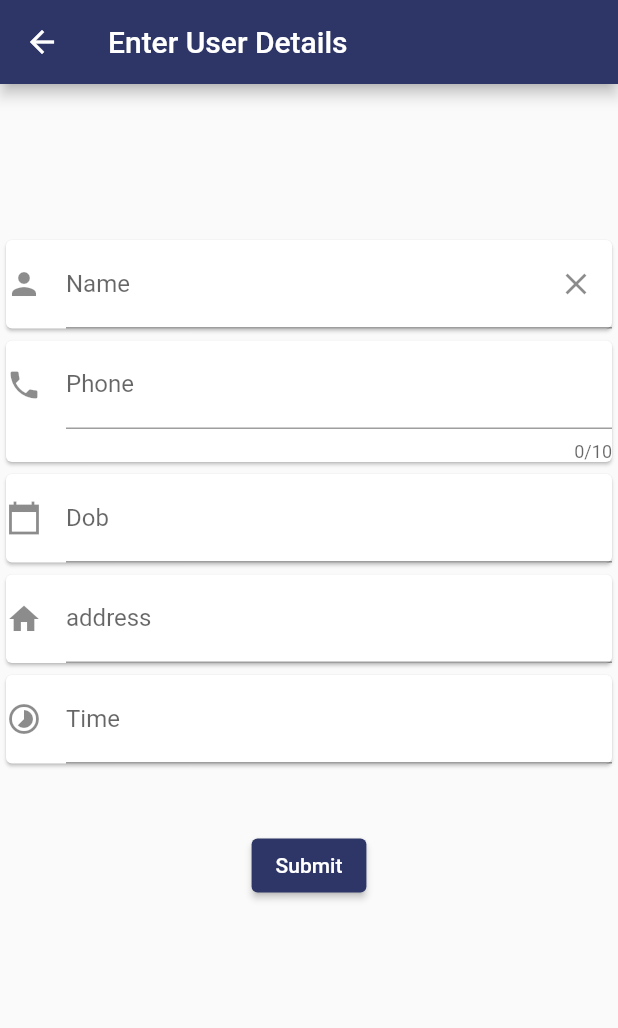
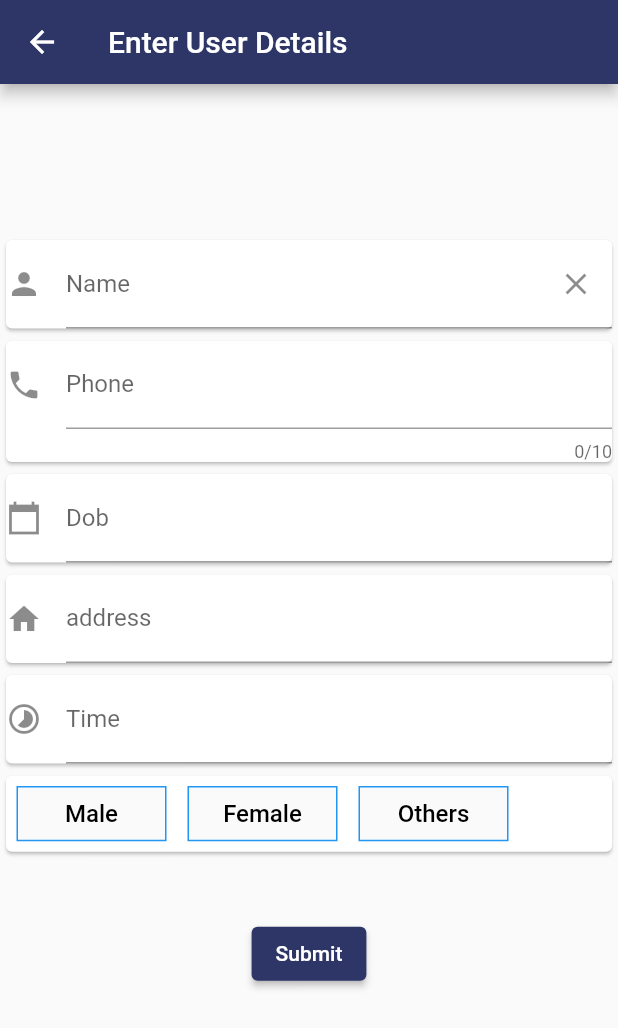
Before and after one commit to BurramsettySushmaSri/AstraGen, a Flutter app: the MyCustomForm screen opened directly, on a phone screen of 412 x 824 dp. Shown: the top 1028 px of the screen. Run offline on Flutter 3.47's test engine with Material 2 defaults, Android fonts, the phone set to English and light mode, and no system bars; drawn by our look-alikes of custom_radio_grouped_button.

Commit message:
15-02-22

```diff
--- a/lib/components/form_page.dart
+++ b/lib/components/form_page.dart
@@ -1,10 +1,14 @@
 // ignore_for_file: use_key_in_widget_constructors, dead_code
 
 import 'dart:core';
+import 'package:custom_radio_grouped_button/custom_radio_grouped_button.dart';
 import 'package:flutter/material.dart';
 import 'package:flutter/services.dart';
 import 'model.dart';
 import 'package:navigation/util/constants.dart';
+import 'package:flutter/cupertino.dart';
+
+import 'package:flutter/rendering.dart';
 
 // Create a Form widget.
 class MyCustomForm extends StatefulWidget {
@@ -22,14 +26,13 @@ class MyCustomFormState extends State<MyCustomForm> {
   // Create a global key that uniquely identifies the Form widget
   // and allows validation of the form.
   final _formKey = GlobalKey<FormState>();
-  final scaffoldKey=GlobalKey<ScaffoldState>();
+  final scaffoldKey = GlobalKey<ScaffoldState>();
 
   TextEditingController _name = TextEditingController();
   TextEditingController _dob = TextEditingController();
   TextEditingController _phone = TextEditingController();
   TextEditingController _add = TextEditingController();
   TextEditingController _time = TextEditingController();
-
 
   @override
   void initState() {
@@ -38,7 +41,7 @@ class MyCustomFormState extends State<MyCustomForm> {
       _dob = TextEditingController(text: widget.recievedata?.dob);
       _phone = TextEditingController(text: widget.recievedata?.phone);
       _add = TextEditingController(text: widget.recievedata?.add);
-      _time=TextEditingController(text: widget.recievedata?.time);
+      _time = TextEditingController(text: widget.recievedata?.time);
     }
     super.initState();
   }
@@ -54,7 +57,6 @@ class MyCustomFormState extends State<MyCustomForm> {
         body: SingleChildScrollView(
             child: Form(
                 key: _formKey,
-
                 child: Column(
                   children: <Widget>[
                     const SizedBox(
@@ -67,6 +69,7 @@ class MyCustomFormState extends State<MyCustomForm> {
                             dobCard(context),
                             addCard(context),
                             timeCard(context),
+                            RadioB(context),
                           ])
                         : Column(children: [
                             Row(
@@ -85,7 +88,7 @@ class MyCustomFormState extends State<MyCustomForm> {
                                 mainAxisAlignment: MainAxisAlignment.center,
                                 children: [
                                   timeCard(context),
-
+                                  RadioB(context),
                                 ]),
                           ]),
                     Column(
@@ -104,7 +107,8 @@ class MyCustomFormState extends State<MyCustomForm> {
                                         name: _name.text,
                                         phone: _phone.text,
                                         dob: _dob.text,
-                                        add: _add.text,time:_time.text));
+                                        add: _add.text,
+                                        time: _time.text));
                               }
                               // else {
                               //           ScaffoldMessenger.of(context)
@@ -136,11 +140,10 @@ class MyCustomFormState extends State<MyCustomForm> {
         width: widthc(context),
         child: TextFormField(
           controller: _name,
-          autovalidateMode:AutovalidateMode.onUserInteraction ,
+          autovalidateMode: AutovalidateMode.onUserInteraction,
           decoration: InputDecoration(
               hintText: 'Enter your name',
               labelText: 'Name',
-
               icon: const Icon(Icons.person),
               suffixIcon: IconButton(
                 onPressed: _name.clear,
@@ -149,7 +152,6 @@ class MyCustomFormState extends State<MyCustomForm> {
           validator: (value) {
             if (value!.isEmpty || !RegExp(r'^[a-z A-Z]+$').hasMatch(value)) {
               return "Enter correct name ";
-
             } else if (value.length < constants.namelen) {
               //allow upper and lower case alphabets and space
               return "Enter atleast three alphabets.";
@@ -168,7 +170,7 @@ class MyCustomFormState extends State<MyCustomForm> {
         width: widthc(context),
         child: TextFormField(
           controller: _phone,
-          autovalidateMode:AutovalidateMode.disabled,
+          autovalidateMode: AutovalidateMode.disabled,
           decoration: const InputDecoration(
             icon: Icon(Icons.phone),
             hintText: 'Enter a phone number',
@@ -181,10 +183,15 @@ class MyCustomFormState extends State<MyCustomForm> {
           ],
           validator: (value) {
             if (value!.isEmpty || value.length != 10) {
-              Future.delayed(Duration.zero,(){
-              ScaffoldMessenger.of(context).showSnackBar(SnackBar(content:Text("Enter correct phone number"))).closed
-            .then((reason){});
-            }); return '';}
+              Future.delayed(Duration.zero, () {
+                ScaffoldMessenger.of(context)
+                    .showSnackBar(
+                        SnackBar(content: Text("Enter correct phone number")))
+                    .closed
+                    .then((reason) {});
+              });
+              return '';
+            }
             return null;
           },
         ),
@@ -198,12 +205,11 @@ class MyCustomFormState extends State<MyCustomForm> {
         width: widthc(context),
         child: TextFormField(
           controller: _dob,
-          autovalidateMode:AutovalidateMode.onUserInteraction,
+          autovalidateMode: AutovalidateMode.onUserInteraction,
           decoration: const InputDecoration(
               hintText: 'Enter your date of birth',
               labelText: 'Dob',
-              icon:Icon(Icons.calendar_today_sharp))
-              ,
+              icon: Icon(Icons.calendar_today_sharp)),
           onTap: () async {
             DateTime? pickedDate = DateTime(1900);
             FocusScope.of(context).requestFocus(new FocusNode());
@@ -219,9 +225,7 @@ class MyCustomFormState extends State<MyCustomForm> {
               _dob.text =
                   "${formattedDate.day}-${formattedDate.month}-${formattedDate.year}";
             }
-
           },
-
           validator: (value) {
             if (value!.isEmpty ||
                 (!RegExp(r'^[1-9]|2[1-9][-]([1-9]|1[12])[-]\d{4}')
@@ -236,40 +240,33 @@ class MyCustomFormState extends State<MyCustomForm> {
       ),
     );
   }
+
   Widget timeCard(BuildContext context) {
     return Card(
         child: SizedBox(
             width: widthc(context),
             child: TextFormField(
                 controller: _time,
-          autovalidateMode:AutovalidateMode.onUserInteraction,
+                autovalidateMode: AutovalidateMode.onUserInteraction,
                 decoration: const InputDecoration(
                     hintText: 'Choose Time',
                     labelText: 'Time',
-              icon:Icon(Icons.timelapse_rounded)),
-
+                    icon: Icon(Icons.timelapse_rounded)),
                 onTap: () async {
                   FocusScope.of(context).requestFocus(new FocusNode());
                   final TimeOfDay? timeOfDay = await showTimePicker(
                     context: context,
-        initialTime:TimeOfDay.now(),
+                    initialTime: TimeOfDay.now(),
                     initialEntryMode: TimePickerEntryMode.dial,
                   );
                   TimeOfDay selectedTime = TimeOfDay.now();
 
-                    if(timeOfDay != null && timeOfDay != selectedTime)
-        {
-
-
+                  if (timeOfDay != null && timeOfDay != selectedTime) {
                     selectedTime = timeOfDay;
-            _time.text=("${selectedTime.hour}:${selectedTime.minute}");
-
+                    _time.text =
+                        ("${selectedTime.hour}:${selectedTime.minute}");
                   }
-                  }
-        )
-      )
-
-    );
+                })));
   }
 
   Widget addCard(BuildContext context) {
@@ -278,7 +275,7 @@ class MyCustomFormState extends State<MyCustomForm> {
       width: widthc(context),
       child: TextFormField(
         controller: _add,
-        autovalidateMode:AutovalidateMode.onUserInteraction ,
+        autovalidateMode: AutovalidateMode.onUserInteraction,
         decoration: const InputDecoration(
           icon: Icon(Icons.home),
           hintText: 'Enter your address',
@@ -286,6 +283,39 @@ class MyCustomFormState extends State<MyCustomForm> {
         ),
       ),
     ));
+  }
+
+  Widget RadioB(BuildContext context) {
+    return Card(
+      child: SizedBox(
+        height: 50.9,
+        width: widthc(context),
+        child: CustomRadioButton(
+          height: 50.9,
+          elevation: 0,
+          absoluteZeroSpacing: false,
+          unSelectedColor: Theme.of(context).canvasColor,
+          buttonLables: [
+            'Male',
+            'Female',
+            'Others',
+          ],
+          buttonValues: [
+            "MALE",
+            "FEMALE",
+            "OTHERS",
+          ],
+          buttonTextStyle: ButtonTextStyle(
+              selectedColor: Colors.white,
+              unSelectedColor: Colors.black,
+              textStyle: TextStyle(fontSize: 16)),
+          radioButtonValue: (value) {
+            print(value);
+          },
+          selectedColor: Color.fromARGB(255, 45, 54, 102),
+        ),
+      ),
+    );
   }
 
   widthc(BuildContext context) {
@@ -298,7 +328,4 @@ class MyCustomFormState extends State<MyCustomForm> {
       return width;
     }
   }
-
-
-
 }
--- a/pubspec.yaml
+++ b/pubspec.yaml
@@ -34,6 +34,8 @@ dependencies:
   # The following adds the Cupertino Icons font to your application.
   # Use with the CupertinoIcons class for iOS style icons.
   cupertino_icons: ^1.0.2
+  custom_radio_grouped_button: any
+
 
 dev_dependencies:
   flutter_test:
```
Also changed, not shown: pubspec.lock, 2 other files. Lines whose indentation alone changed are shown as unchanged.
